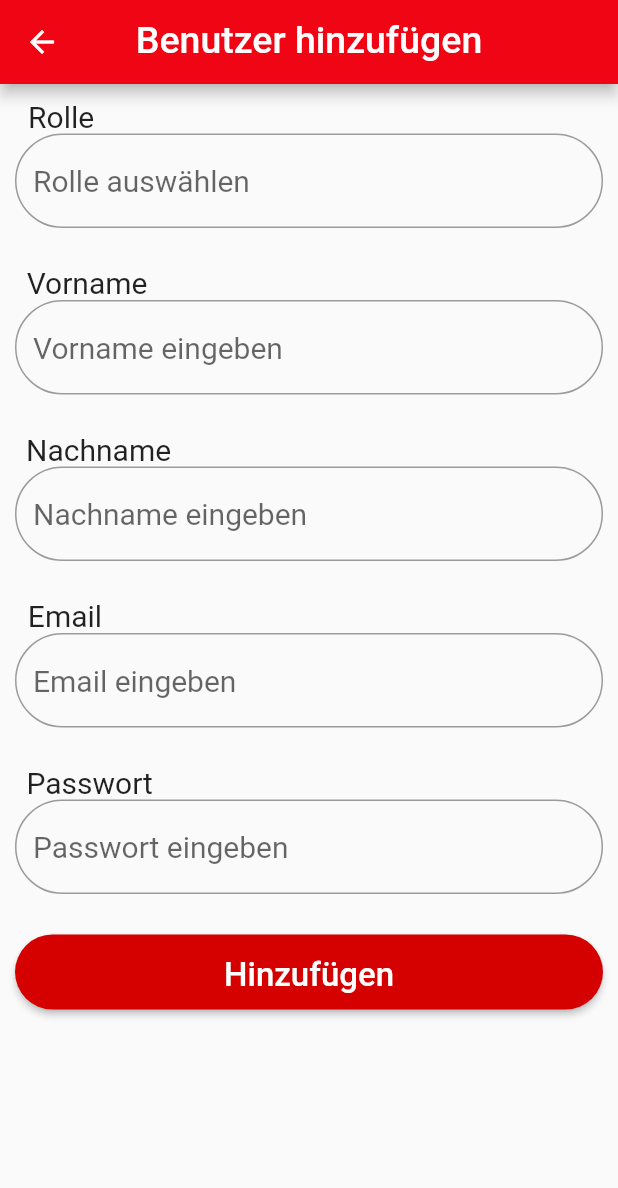
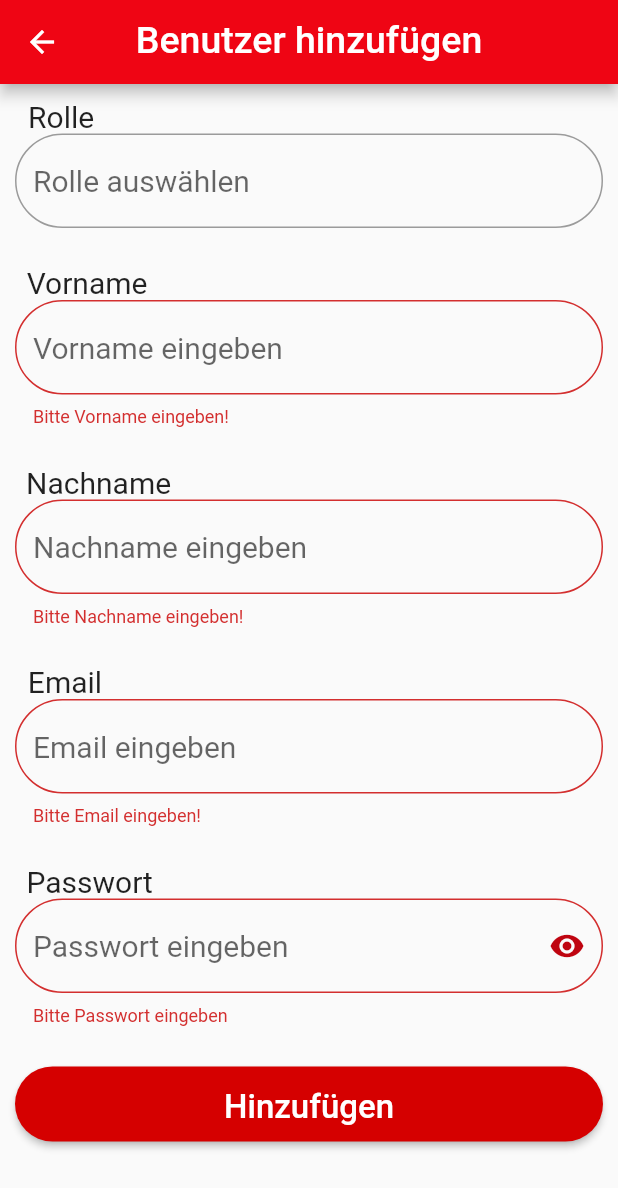
Before and after one commit to OeztirakYunus/Rechnungssoftware, a Flutter app: the AddUser screen opened directly, after a tap on "Hinzufügen", on a phone screen of 412 x 824 dp. Shown: the top 1188 px of the screen. Run offline on Flutter 3.47's test engine with Material 2 defaults, Android fonts, the light colour scheme and no system bars; drawn by our look-alikes of select_form_field; our stand-ins replace flutter_secure_storage, permission_handler, sizer; missing offline and left inert: document_scanner, flutter_downloader; accounts and stored records are empty.

Commit message:
Add User bug fix

```diff
--- a/mobile/lib/user/addUser.dart
+++ b/mobile/lib/user/addUser.dart
@@ -6,12 +6,20 @@ import 'package:flutter/material.dart';
 import 'package:http/http.dart' as http;
 import 'package:select_form_field/select_form_field.dart';
 
-class AddUser extends StatelessWidget {
-  const AddUser({Key? key}) : super(key: key);
+class AddUser extends StatefulWidget {
+  const AddUser({
+    Key? key,
+  }) : super(key: key);
 
+  @override
+  State<StatefulWidget> createState() => _AddUserState();
+}
+
+class _AddUserState extends State<AddUser> {
   @override
   Widget build(BuildContext context) {
     final formGlobalKey = GlobalKey<FormState>();
+    bool _passwordVisible = true;
     TextEditingController firstName = TextEditingController();
     TextEditingController lastName = TextEditingController();
     TextEditingController email = TextEditingController();
@@ -79,6 +87,13 @@ class AddUser extends StatelessWidget {
                         ),
                         TextFormField(
                           controller: firstName,
+                          validator: (value) {
+                            if (value == null || value.isEmpty) {
+                              return "Bitte Vorname eingeben!";
+                            } else {
+                              return value;
+                            }
+                          },
                           autofocus: false,
                           decoration: InputDecoration(
                               border: OutlineInputBorder(
@@ -99,6 +114,13 @@ class AddUser extends StatelessWidget {
                         ),
                         TextFormField(
                           controller: lastName,
+                          validator: (value) {
+                            if (value == null || value.isEmpty) {
+                              return "Bitte Nachname eingeben!";
+                            } else {
+                              return value;
+                            }
+                          },
                           autofocus: false,
                           decoration: InputDecoration(
                               border: OutlineInputBorder(
@@ -119,6 +141,13 @@ class AddUser extends StatelessWidget {
                         ),
                         TextFormField(
                           controller: email,
+                          validator: (value) {
+                            if (value == null || value.isEmpty) {
+                              return "Bitte Email eingeben!";
+                            } else {
+                              return value;
+                            }
+                          },
                           autofocus: false,
                           decoration: InputDecoration(
                               border: OutlineInputBorder(
@@ -140,12 +169,31 @@ class AddUser extends StatelessWidget {
                         TextFormField(
                           controller: password,
                           autofocus: false,
-                          obscureText: true,
+                          validator: (value) {
+                            if (value == null || value.isEmpty) {
+                              return "Bitte Passwort eingeben";
+                            }
+                            return null;
+                          },
+                          obscureText: !_passwordVisible,
                           decoration: InputDecoration(
                             border: OutlineInputBorder(
                                 borderRadius: BorderRadius.circular(100.0)),
                             hintText: 'Passwort eingeben',
                             hintStyle: const TextStyle(fontSize: 20.00),
+                            suffixIcon: IconButton(
+                              icon: Icon(
+                                _passwordVisible
+                                    ? Icons.visibility
+                                    : Icons.visibility_off,
+                                color: Theme.of(context).primaryColorDark,
+                              ),
+                              onPressed: () {
+                                setState(() {
+                                  _passwordVisible = !_passwordVisible;
+                                });
+                              },
+                            ),
                           ),
                           style: const TextStyle(fontSize: 20.00),
                         ),
```
